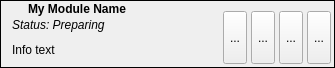
The window that src/moduleindicator.ui (syntalos/syntalos) describes before a commit, drawn with Qt 5.
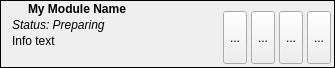
The same window after the commit. Icons and pictures are not drawn.

The edit to the form file:
```diff
--- a/src/moduleindicator.ui
+++ b/src/moduleindicator.ui
@@ -150,8 +150,8 @@
         </property>
         <property name="sizeHint" stdset="0">
          <size>
-          <width>20</width>
-          <height>40</height>
+          <width>0</width>
+          <height>0</height>
          </size>
         </property>
        </spacer>
```
